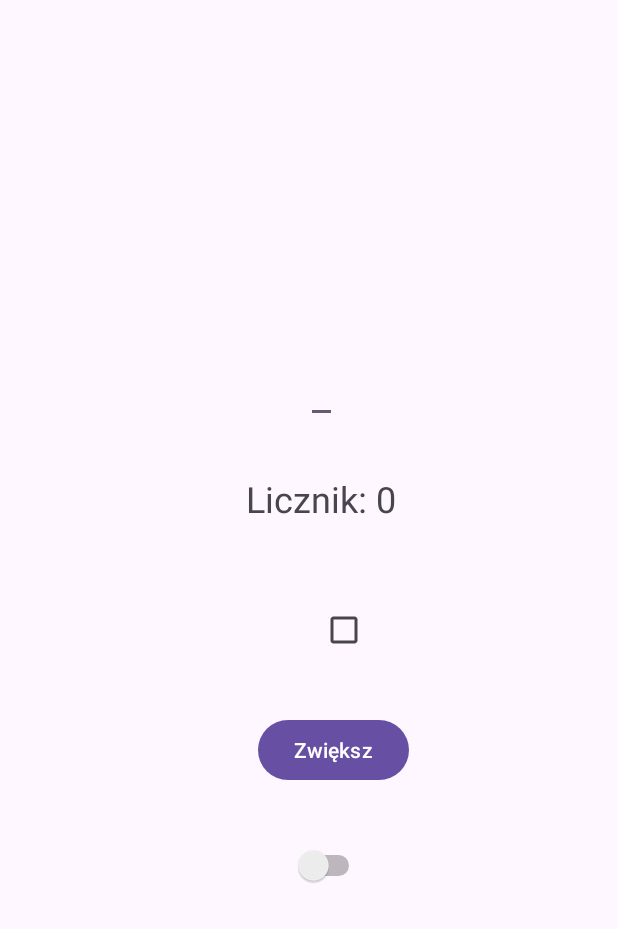
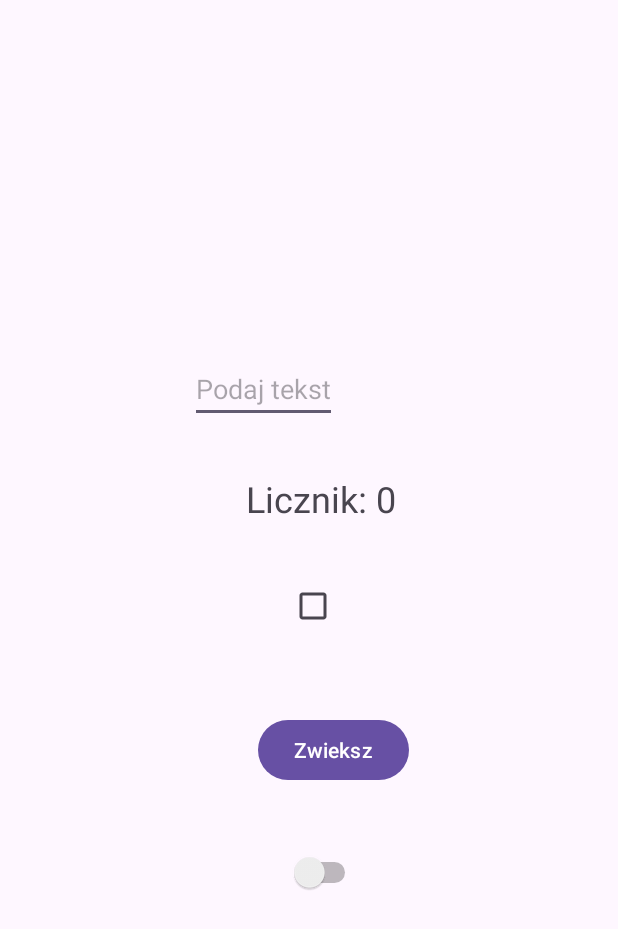
Before and after one commit to KalesoneQ1451/StateManagment, an Android app: the screen it shows after launch (MainActivity), on a phone screen of 412 x 824 dp. Shown: the top 929 px of the screen. Run offline under Robolectric (Android 15) with nearby library versions, the phone set to English and light mode, and no system bars.

Commit message:
zadanie nie zrobione

```diff
--- a/app/src/main/java/com/example/statemanagmentextended/MainActivity.java
+++ b/app/src/main/java/com/example/statemanagmentextended/MainActivity.java
@@ -1,24 +1,85 @@
 package com.example.statemanagmentextended;
 
+import android.graphics.Color;
 import android.os.Bundle;
+import android.view.View;
+import android.widget.Button;
+import android.widget.CheckBox;
+import android.widget.EditText;
+import android.widget.Switch;
+import android.widget.TextView;
 
-import androidx.activity.EdgeToEdge;
 import androidx.appcompat.app.AppCompatActivity;
-import androidx.core.graphics.Insets;
-import androidx.core.view.ViewCompat;
-import androidx.core.view.WindowInsetsCompat;
+import androidx.constraintlayout.widget.ConstraintLayout;
 
-public class MainActivity extends AppCompatActivity {
+public class MainActivity extends AppCompatActivity{
+
+    private static final String KEY_COUNT = "count";
+    private static final String KEY_CHECK = "checkbox";
+    private static final String KEY_SWITCH = "switch";
+    private static final String KEY_TEXT = "textedit";
+    private TextView textViewCount;
+    private Button buttonIncrement;
+    private EditText textEdit;
+    private CheckBox checkBox;
+    private Switch aSwitch;
+    private ConstraintLayout wallpaper;
+    private int count = 0;
+    private boolean isChecked = false;
+    private boolean isSwitched = false;
+    private String text = "";
 
     @Override
     protected void onCreate(Bundle savedInstanceState) {
         super.onCreate(savedInstanceState);
-        EdgeToEdge.enable(this);
         setContentView(R.layout.activity_main);
-        ViewCompat.setOnApplyWindowInsetsListener(findViewById(R.id.main), (v, insets) -> {
-            Insets systemBars = insets.getInsets(WindowInsetsCompat.Type.systemBars());
-            v.setPadding(systemBars.left, systemBars.top, systemBars.right, systemBars.bottom);
-            return insets;
+
+        textViewCount = findViewById(R.id.textViewCount);
+        buttonIncrement = findViewById(R.id.buttonIncrement);
+        textEdit = findViewById(R.id.userText);
+        checkBox = findViewById(R.id.checkBox);
+        aSwitch = findViewById(R.id.switch1);
+
+        if (savedInstanceState != null){
+            count = savedInstanceState.getInt(KEY_COUNT);
+            isChecked = savedInstanceState.getBoolean(KEY_CHECK);
+            isSwitched = savedInstanceState.getBoolean(KEY_SWITCH);
+            text = savedInstanceState.getString(KEY_TEXT);
+        }
+        updateCountText();
+
+        buttonIncrement.setOnClickListener(new View.OnClickListener() {
+            @Override
+            public void onClick(View v) {
+                count++;
+                updateCountText();
+
+            }
+        });
+        aSwitch.setOnClickListener(new View.OnClickListener() {
+            @Override
+            public void onClick(View v) {
+                isSwitched = aSwitch.isChecked();
+                updateSwitch();
+            }
         });
     }
+    @Override
+    protected void onSaveInstanceState(Bundle outState){
+        super.onSaveInstanceState(outState);
+        outState.putInt(KEY_COUNT, count);
+        outState.putBoolean(KEY_CHECK, isChecked);
+        outState.putBoolean(KEY_SWITCH, isSwitched);
+        outState.putString(KEY_TEXT, text);
+    }
+    private void updateSwitch(){
+        if(isSwitched){
+            wallpaper.setBackgroundColor(Color.BLACK);
+        } else {
+            wallpaper.setBackgroundColor(Color.WHITE);
+        }
+    }
+    private void  updateCountText() {
+        textViewCount.setText("Licznik: " + count);
+    }
 }
--- a/app/src/main/res/layout/activity_main.xml
+++ b/app/src/main/res/layout/activity_main.xml
@@ -2,7 +2,7 @@
 <androidx.constraintlayout.widget.ConstraintLayout xmlns:android="http://schemas.android.com/apk/res/android"
     xmlns:app="http://schemas.android.com/apk/res-auto"
     xmlns:tools="http://schemas.android.com/tools"
-    android:id="@+id/main"
+    android:id="@+id/wallpaper"
     android:layout_width="match_parent"
     android:layout_height="match_parent"
     tools:context=".MainActivity">
@@ -24,7 +24,7 @@
         android:layout_height="wrap_content"
         android:layout_marginStart="8dp"
         android:layout_marginTop="160dp"
-        android:text="Zwiększ"
+        android:text="Zwieksz"
         app:layout_constraintStart_toStartOf="@+id/textViewCount"
         app:layout_constraintTop_toTopOf="@+id/textViewCount" />
 
@@ -34,6 +34,7 @@
         android:layout_height="wrap_content"
         android:layout_marginEnd="39dp"
         android:layout_marginBottom="34dp"
+        android:hint="Podaj tekst"
         app:layout_constraintBottom_toTopOf="@+id/textViewCount"
         app:layout_constraintEnd_toEndOf="@+id/textViewCount" />
 
@@ -41,8 +42,8 @@
         android:id="@+id/checkBox"
         android:layout_width="wrap_content"
         android:layout_height="wrap_content"
-        android:layout_marginEnd="19dp"
-        android:layout_marginBottom="32dp"
+        android:layout_marginEnd="40dp"
+        android:layout_marginBottom="48dp"
         app:layout_constraintBottom_toTopOf="@+id/buttonIncrement"
         app:layout_constraintEnd_toEndOf="@+id/buttonIncrement" />
 
@@ -50,8 +51,8 @@
         android:id="@+id/switch1"
         android:layout_width="wrap_content"
         android:layout_height="wrap_content"
-        android:layout_marginTop="39dp"
-        android:layout_marginEnd="29dp"
+        android:layout_marginTop="44dp"
+        android:layout_marginEnd="32dp"
         app:layout_constraintEnd_toEndOf="@+id/buttonIncrement"
         app:layout_constraintTop_toBottomOf="@+id/buttonIncrement" />
 
```
Also changed, not shown: app/src/main/java/com/example/statemanagmentextended/CountViewModel.java (added, +15 -0 lines).
